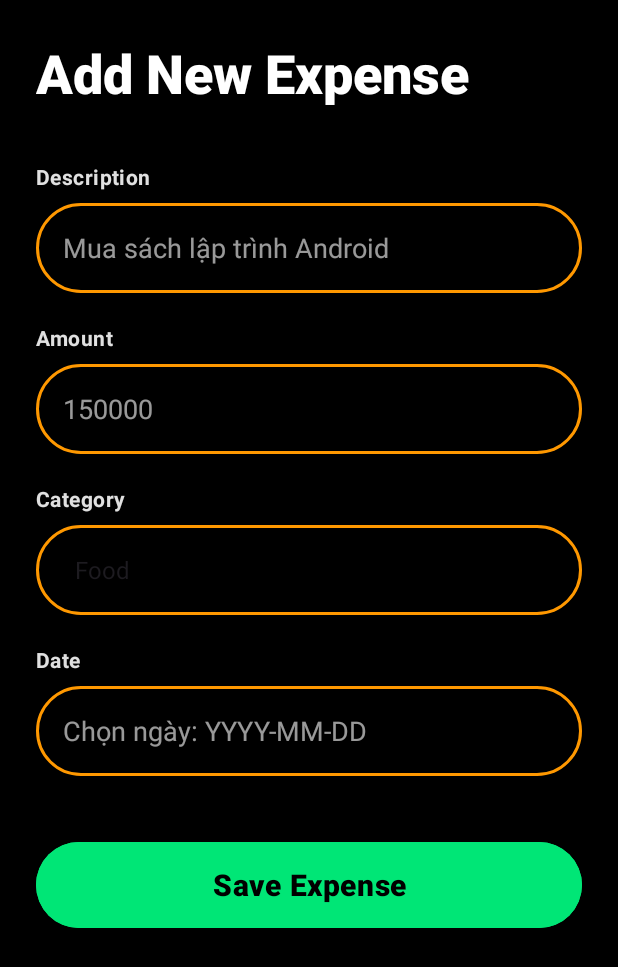
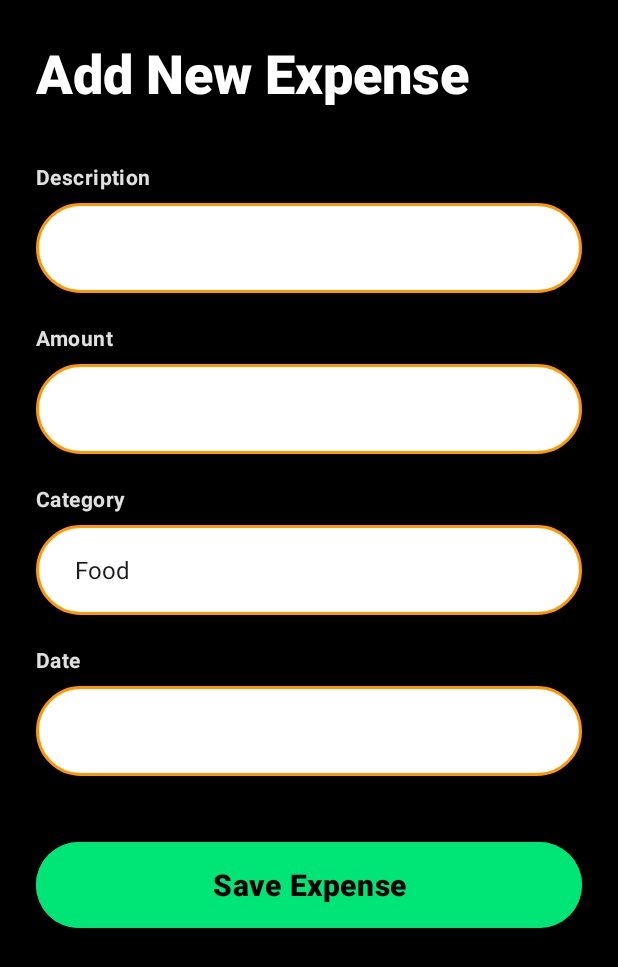
Before and after one commit to ndungdev/CampusExpense-Manager-Group3-SE07205, an Android app: the AddExpenseActivity screen opened directly, with no data from a screen before it, on a phone screen of 412 x 824 dp. Shown: the top 967 px of the screen. Run offline under Robolectric (Android 15) with nearby library versions, the phone set to English and light mode, and no system bars.

Commit message:
change color

```diff
--- a/app/src/main/res/drawable/btec_border.xml
+++ b/app/src/main/res/drawable/btec_border.xml
@@ -1,7 +1,7 @@
 <shape xmlns:android="http://schemas.android.com/apk/res/android"
     android:shape="rectangle">
 
-    <solid android:color="@color/black" />
+    <solid android:color="@color/white" />
 
     <corners android:radius="30dp" />
 
```
